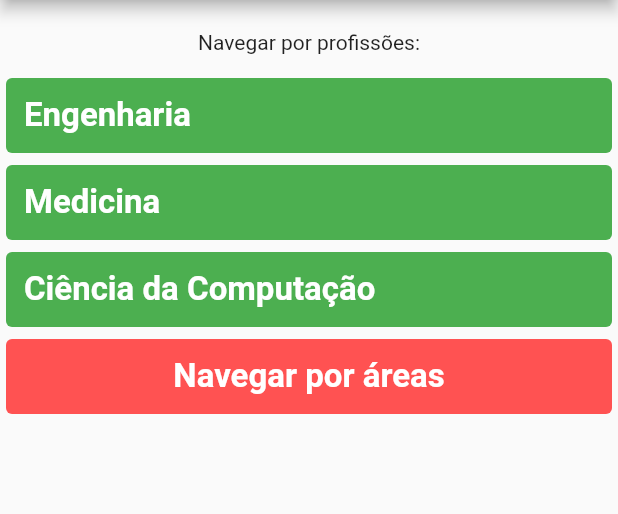
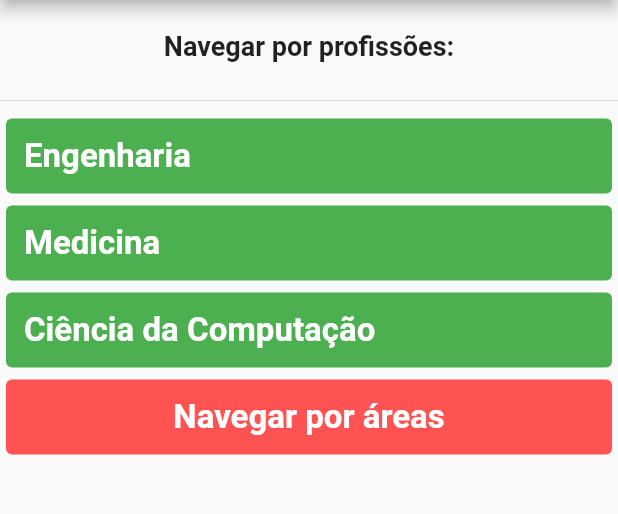
Before and after one commit to PedroH-Peres/projeto_obt, a Flutter app: the screen it shows once a user with an empty profile is signed in, on a phone screen of 412 x 824 dp, the part 84-598 px from its top. Run offline on Flutter 3.47's test engine with Material 2 defaults, Android fonts, the phone set to English and light mode, and no system bars; our stand-ins replace cloud_firestore, firebase_auth, firebase_core; missing offline and left inert: dart:ffi; accounts and stored records are empty.

```diff
--- a/lib/pages/feed_page.dart
+++ b/lib/pages/feed_page.dart
@@ -8,6 +8,7 @@ import 'package:projeto_obt/models/auth.dart';
 import 'package:projeto_obt/pages/area_nav.dart';
 import 'package:projeto_obt/pages/chat_page.dart';
 import 'package:projeto_obt/pages/perfil_page.dart';
+import 'package:projeto_obt/pages/prof_overview_page.dart';
 import 'package:projeto_obt/utils/approutes.dart';
 import 'package:projeto_obt/utils/profissoes.dart';
 
@@ -44,16 +45,21 @@ class FeedPage extends StatelessWidget {
                     const SizedBox(
                       height: 20,
                     ),
-                    const Text("Navegar por profissões:"),
+                    const Text("Navegar por profissões:", style: TextStyle(fontSize: 18, fontWeight: FontWeight.bold),),
                     // Aqui vai uma listView com tópicos de principais profissões pra filtrar.
                     //Botão no final de "Outros cursos"
                     const SizedBox(
-                      height: 12,
+                      height: 18,
                     ),
+                    Divider(),
                     Expanded(
                         child: ListView(
                       children: [
-                        Container(
+                        GestureDetector(
+                          onTap: () => Navigator.of(context).push(
+                              MaterialPageRoute(
+                                  builder: ((context) => ProfOverviewPage()))),
+                          child: Container(
                             margin: const EdgeInsets.all(4),
                             padding: const EdgeInsets.all(12),
                             decoration: BoxDecoration(
@@ -65,11 +71,15 @@ class FeedPage extends StatelessWidget {
                               style: TextStyle(
                                   fontSize: 22,
                                   color: Colors.white,
-                              fontWeight: FontWeight.bold
+                                  fontWeight: FontWeight.bold),
                             ),
                           ),
                         ),
-                        Container(
+                        GestureDetector(
+                          onTap: () => Navigator.of(context).push(
+                              MaterialPageRoute(
+                                  builder: ((context) => ProfOverviewPage()))),
+                          child: Container(
                             margin: const EdgeInsets.all(4),
                             padding: const EdgeInsets.all(12),
                             decoration: BoxDecoration(
@@ -81,11 +91,15 @@ class FeedPage extends StatelessWidget {
                               style: TextStyle(
                                   fontSize: 22,
                                   color: Colors.white,
-                              fontWeight: FontWeight.bold
+                                  fontWeight: FontWeight.bold),
                             ),
                           ),
                         ),
-                        Container(
+                        GestureDetector(
+                          onTap: () => Navigator.of(context).push(
+                              MaterialPageRoute(
+                                  builder: ((context) => ProfOverviewPage()))),
+                          child: Container(
                             margin: const EdgeInsets.all(4),
                             padding: const EdgeInsets.all(12),
                             decoration: BoxDecoration(
@@ -97,13 +111,14 @@ class FeedPage extends StatelessWidget {
                               style: TextStyle(
                                   fontSize: 22,
                                   color: Colors.white,
-                              fontWeight: FontWeight.bold
+                                  fontWeight: FontWeight.bold),
                             ),
                           ),
                         ),
                         GestureDetector(
-                          onTap: (){
-                            Navigator.of(context).push(MaterialPageRoute(builder: ((context) => AreaNav())));
+                          onTap: () {
+                            Navigator.of(context).push(MaterialPageRoute(
+                                builder: ((context) => AreaNav())));
                           },
                           child: Container(
                             margin: const EdgeInsets.all(4),
@@ -118,8 +133,7 @@ class FeedPage extends StatelessWidget {
                               style: TextStyle(
                                   fontSize: 22,
                                   color: Colors.white,
-                                fontWeight: FontWeight.bold
-                              ),
+                                  fontWeight: FontWeight.bold),
                             ),
                           ),
                         )
```
Also changed, not shown: lib/pages/prof_overview_page.dart (added, +19 -0 lines). Lines whose indentation alone changed are shown as unchanged.
